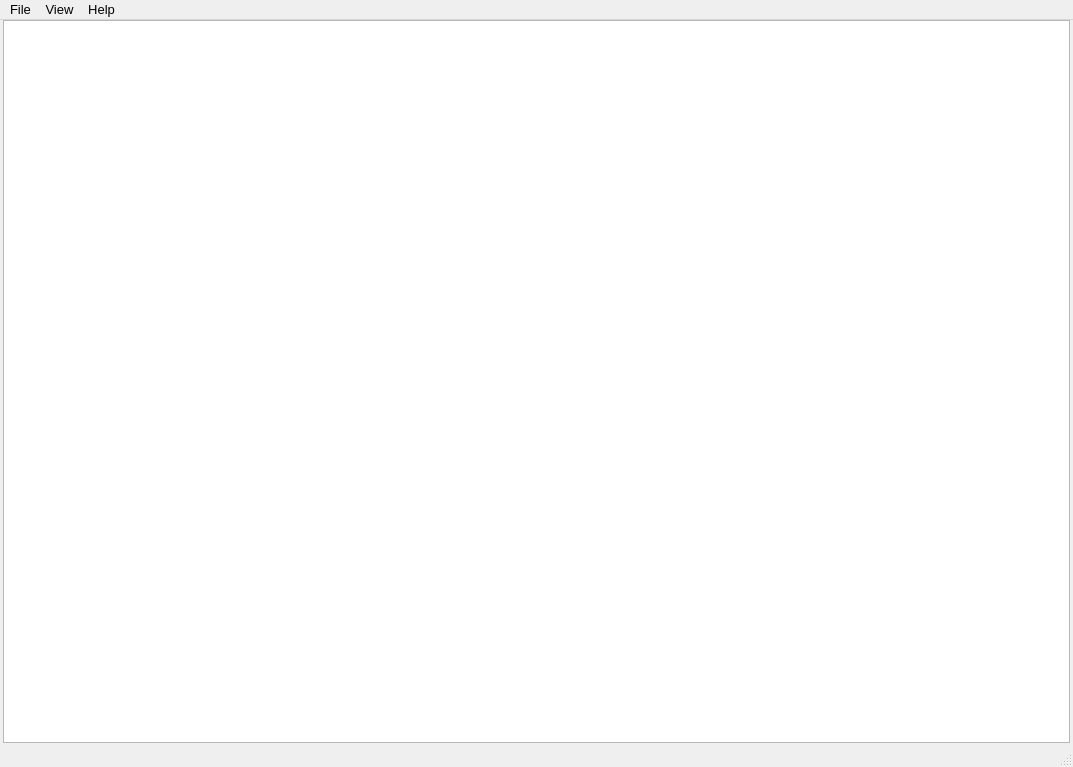
Before: the Qt Designer form LoggerPlotterPy.ui in salinsalins/LoggerPlotterPy, drawn with Qt 5.
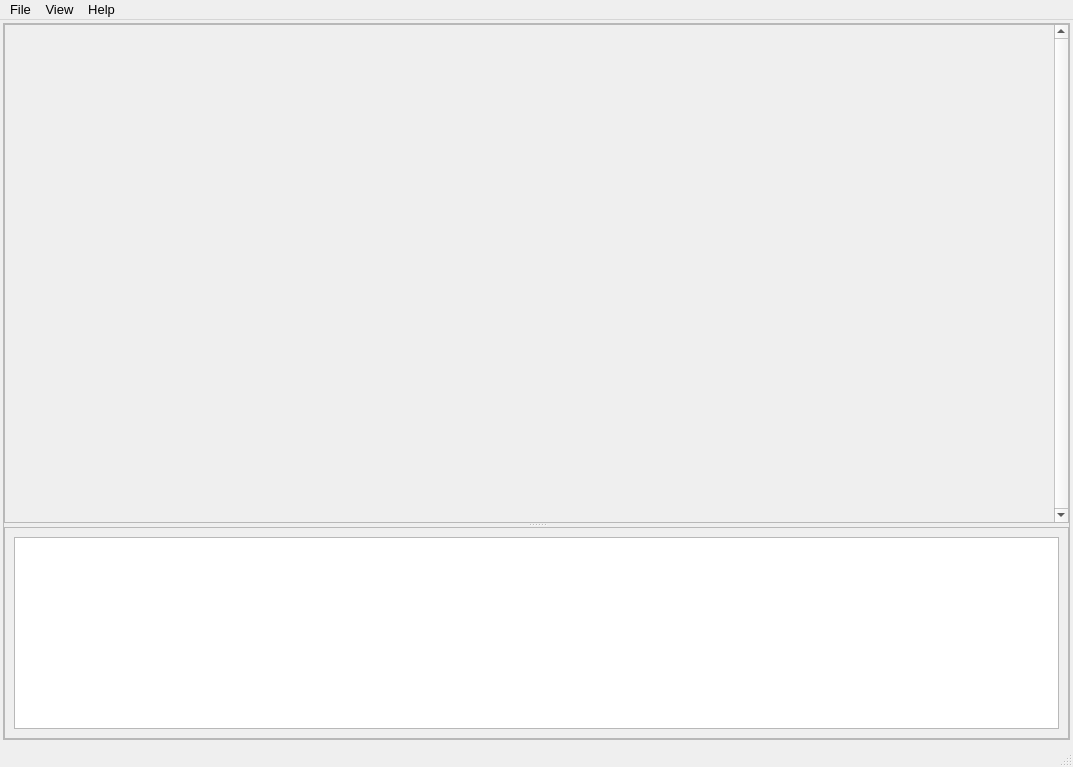
After: the same form once the commit is applied. The open tabs and pages were chosen to show the change. Icons and pictures are not drawn.

Diff of the .ui file:
```diff
--- a/LoggerPlotterPy.ui
+++ b/LoggerPlotterPy.ui
@@ -201,7 +201,7 @@
                        <x>0</x>
                        <y>0</y>
                        <width>1063</width>
-                       <height>218</height>
+                       <height>210</height>
                       </rect>
                      </property>
                      <property name="sizePolicy">
@@ -240,7 +240,7 @@
                          <number>0</number>
                         </property>
                         <attribute name="horizontalHeaderVisible">
-                         <bool>true</bool>
+                         <bool>false</bool>
                         </attribute>
                         <attribute name="horizontalHeaderDefaultSectionSize">
                          <number>100</number>
@@ -269,50 +269,6 @@
               </item>
              </layout>
             </widget>
-            <widget class="QWidget" name="stackedWidgetPage2">
-             <layout class="QVBoxLayout" name="verticalLayout_3">
-              <property name="spacing">
-               <number>3</number>
-              </property>
-              <property name="leftMargin">
-               <number>3</number>
-              </property>
-              <property name="topMargin">
-               <number>0</number>
-              </property>
-              <property name="rightMargin">
-               <number>3</number>
-              </property>
-              <property name="bottomMargin">
-               <number>0</number>
-              </property>
-              <item>
-               <widget class="QPlainTextEdit" name="plainTextEdit">
-                <property name="sizePolicy">
-                 <sizepolicy hsizetype="Expanding" vsizetype="Expanding">
-                  <horstretch>0</horstretch>
-                  <verstretch>0</verstretch>
-                 </sizepolicy>
-                </property>
-                <property name="minimumSize">
-                 <size>
-                  <width>0</width>
-                  <height>0</height>
-                 </size>
-                </property>
-                <property name="autoFillBackground">
-                 <bool>false</bool>
-                </property>
-                <property name="undoRedoEnabled">
-                 <bool>false</bool>
-                </property>
-                <property name="readOnly">
-                 <bool>true</bool>
-                </property>
-               </widget>
-              </item>
-             </layout>
-            </widget>
             <widget class="QWidget" name="stackedWidgetPage3">
              <layout class="QHBoxLayout" name="horizontalLayout_5">
               <property name="spacing">
```
Left out of the diff: 5 changed lines with no effect on the pictures.
